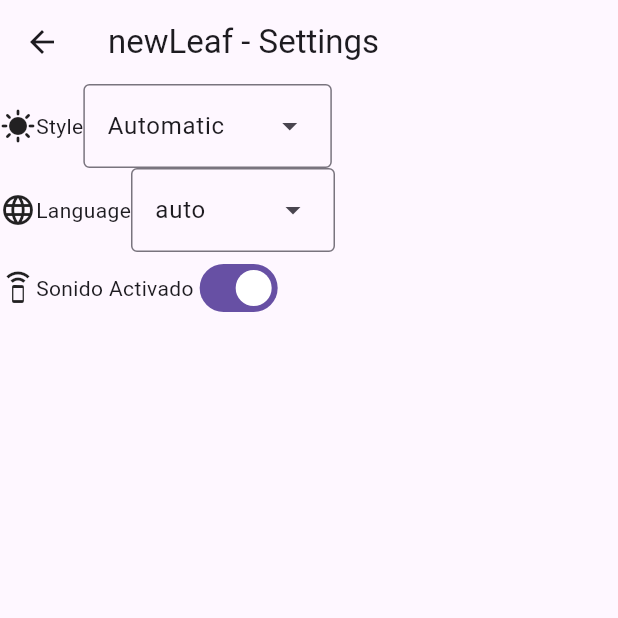
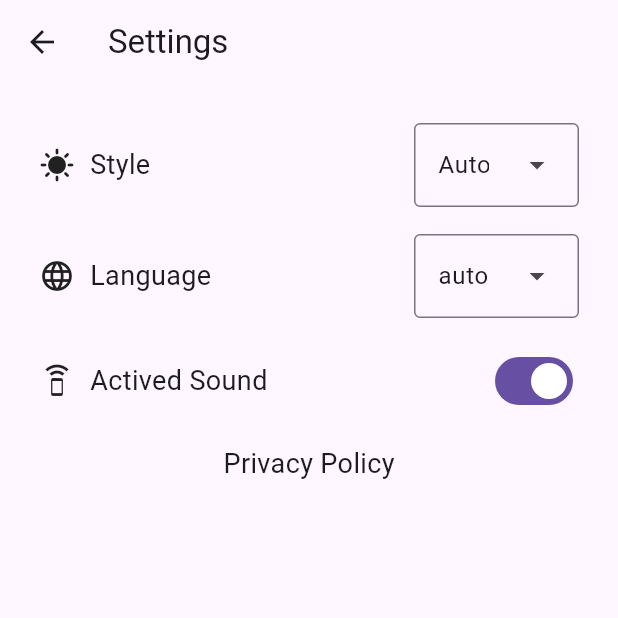
Before and after one commit to TrejosD/objetivosApp, a Flutter app: the SettingsScreen screen opened directly, on a phone screen of 412 x 824 dp, the top half of it. Run offline on Flutter 3.47's test engine with Material 3 defaults, Android fonts, the phone set to English and light mode, and no system bars; our stand-ins replace audioplayers, confetti, easy_localization, firebase_core, firebase_messaging, flutter_dotenv and 6 more; missing offline and left inert: restart_app; accounts and stored records are empty; generated files the repository leaves out were written again.

Commit message:
UI settings screen, archivos traduccion

```diff
--- a/lib/presentations/screens/home_screen.dart
+++ b/lib/presentations/screens/home_screen.dart
@@ -216,7 +216,8 @@
                                         title: widget.goal.goal.value!.name,
                                         body: ref
                                             .read(notificationMessageProvider)
-                                            .message,
+                                            .message
+                                            .tr(),
                                       );
                                       if (mounted) {
                                         Navigator.push(
--- a/lib/presentations/screens/settings_screen.dart
+++ b/lib/presentations/screens/settings_screen.dart
@@ -17,6 +17,8 @@
 class _SettingsScreenState extends ConsumerState<SettingsScreen> {
   @override
   Widget build(BuildContext context) {
+    final rowAlignment = MainAxisAlignment.start;
+    final textStyle = TextStyle(fontSize: 18);
     final isSoundActived = ref.watch(soundActivedProvider);
     final prefs = SharedPreferencesService.prefs;
     final String? savedLocale = prefs.getString('locale');
@@ -34,14 +36,21 @@
       'localeList.5'.tr(),
     ];
     return Scaffold(
-      appBar: AppBar(title: Text('newLeaf - Settings')),
-      body: Column(
+      appBar: AppBar(title: Text('settings-title'.tr())),
+      // todo traducion tag
+      body: Padding(
+        padding: const EdgeInsets.all(26),
+        child: Column(
           children: [
             Row(
+              mainAxisAlignment: rowAlignment,
               children: [
                 Icon(Icons.sunny),
-              Text('styleLabel'.tr()),
+                SizedBox(width: 10),
+                Text('styleLabel'.tr(), style: textStyle),
+                Spacer(),
                 DropdownMenu(
+                  width: 110,
                   initialSelection: savedStyle ?? 'styleList.1'.tr(),
                   dropdownMenuEntries: styleItems.map((item) {
                     return DropdownMenuEntry(value: item, label: item);
@@ -59,11 +68,16 @@
                 ),
               ],
             ),
+            SizedBox(height: 18),
             Row(
+              mainAxisAlignment: rowAlignment,
               children: [
                 Icon(Icons.language_rounded),
-              Text('languageLabel'.tr()),
+                SizedBox(width: 10),
+                Text('languageLabel'.tr(), style: textStyle),
+                Spacer(),
                 DropdownMenu(
+                  width: 110,
                   initialSelection: savedLocale ?? 'localeList.1'.tr(),
                   onSelected: (locale) async {
                     final prefs = await SharedPreferences.getInstance();
@@ -81,10 +95,15 @@
                 ),
               ],
             ),
+            SizedBox(height: 18),
             Row(
+              mainAxisAlignment: rowAlignment,
               children: [
                 Icon(Icons.speaker_phone_outlined),
-              Text('Sonido Activado'),
+                SizedBox(width: 10),
+                Text('settings-sound-label'.tr(), style: textStyle),
+                Spacer(),
+
                 Switch(
                   value: isSoundActived,
                   onChanged: (value) {
@@ -95,7 +114,12 @@
                 ),
               ],
             ),
+            SizedBox(height: 18),
+            Text('settings-privacy-policy'.tr(), style: textStyle),
+
+            // todo colocar imagen bonito para llenar
           ],
+        ),
       ),
       // cada setting seria un row ( icon / text / option)
     );
```
Also changed, not shown: assets/translations/en-US.json (+15 -1 lines), assets/translations/es-LA.json (+15 -1 lines), assets/translations/ja-JPN.json (+15 -1 lines), assets/translations/zh-CN.json (+15 -1 lines), lib/presentations/providers/notification_message_provider.dart (+9 -9 lines). Lines whose indentation alone changed are shown as unchanged.
